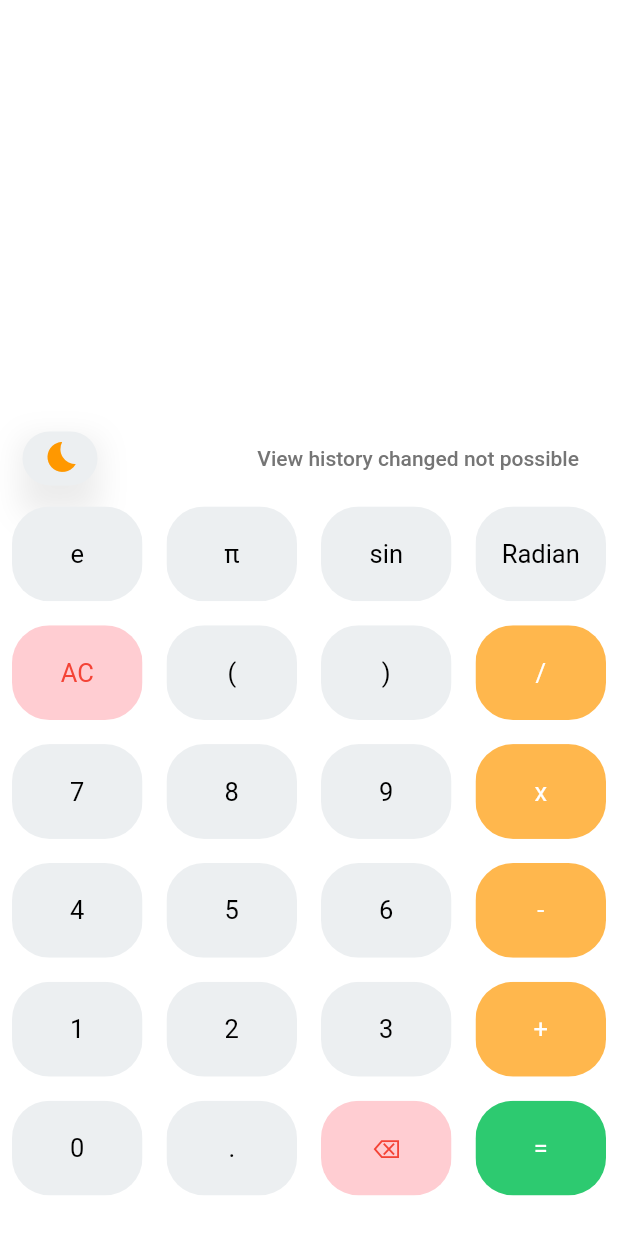
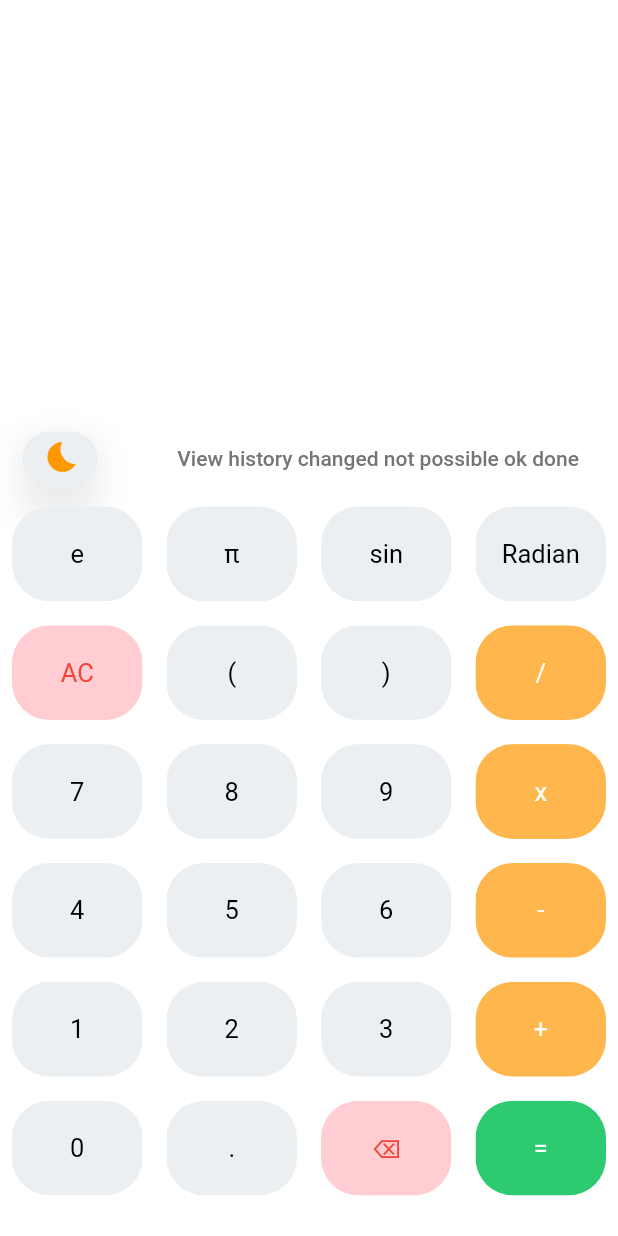
Before and after one commit to bhagirathsinh1/scientific_calsi, a Flutter app: the screen it shows after launch, on a phone screen of 412 x 824 dp. Run offline on Flutter 3.47's test engine with Material 2 defaults, Android fonts, the phone set to English and light mode, and no system bars; our stand-ins replace math_expressions.

Commit message:
Update HomePage.dart
commited

```diff
--- a/lib/HomePage.dart
+++ b/lib/HomePage.dart
@@ -15,7 +15,7 @@ class HomePage extends StatefulWidget {
 class _HomePageState extends State<HomePage> {
   var userQuestion = '';
   var userAnswer = '';
-  var viewHistory = 'View history changed not possible';
+  var viewHistory = 'View history changed not possible ok done';
   var ob = 0;
   var cb = 0;
   var zero = 0;
```
